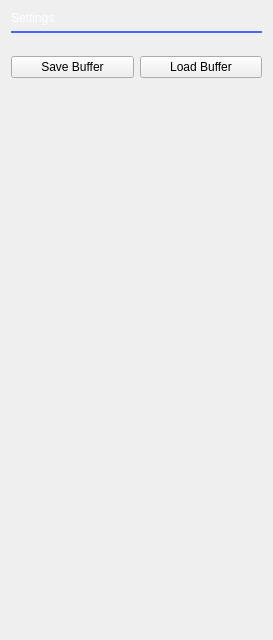
analogdevicesinc/scopy, file ui/pg_settings.ui: the form before one commit.
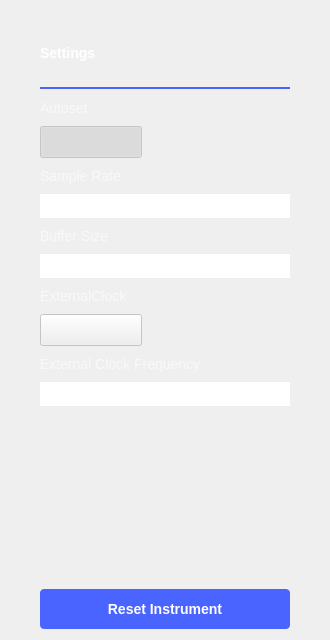
The form after the commit. Icons and pictures are not drawn.

Commit message:
PatternGenerator - implemented PG settings panel
PatternGenerator general settings panel contains samplerate/buffer size
information as well as a reset instrument to defaults button.

The edit to the form file:
```diff
--- a/ui/pg_settings.ui
+++ b/ui/pg_settings.ui
@@ -6,14 +6,118 @@
    <rect>
     <x>0</x>
     <y>0</y>
-    <width>273</width>
+    <width>330</width>
     <height>640</height>
    </rect>
   </property>
   <property name="windowTitle">
    <string>Form</string>
   </property>
+  <property name="styleSheet">
+   <string notr="true">QLineEdit
+{
+  font-family: Arial;
+  font-size: 18px;
+  line-height: 21px;
+  color: #FFFFFF;
+  border: 0px;
+  border-bottom: 1px solid rgba(255,255,255,100);
+}
+
+QLineEdit:disabled
+{
+  color: rgb(85, 85, 85);
+}
+
+QFrame
+{
+height: 1px;
+color: rgba(255,255,255,25);
+}
+
+QComboBox
+{
+  height: 19px;
+  border: 0px;
+  border-bottom: 1px solid rgba(255, 255, 255, 102);
+  font-family: ArialMT;
+  font-size: 18px;
+  font-weight: normal;
+  font-style: normal;
+  text-align: left;
+  color: #ffffff;
+}
+
+QLabel
+{
+width: 68.2px;
+height: 16.46px;
+font-family: Arial;
+font-size: 14px;
+line-height: 16px;
+color: rgba(255,255,255,150);
+}
+
+QLabel:disabled
+{
+  color: rgb(85, 85, 85);
+}
+
+QComboBox::drop-down
+{
+  subcontrol-position: center right;
+  width: 10px;
+  height: 6px;
+  border-image: url(:/icons/sba_cmb_box_arrow.svg);
+  font-family: ArialMT;
+  font-size: 16px;
+  font-weight: normal;
+  font-style: normal;
+  text-align: left;
+}
+
+QComboBox QAbstractItemView {
+  border: 0px;
+  selection-background-color: rgba(25, 25, 25);
+  outline: 0px;
+  /*background:black;*/
+ padding: 1px 0px 1px 3px; /*This makes text colour work*/
+}
+QComboBox:disabled
+{
+  color: rgb(85, 85, 85);
+}
+
+/* Color of the selected list item. */
+QComboBox::item:selected {
+  font-family: ArialMT;
+  font-size: 18px;
+  font-weight: normal;
+  font-style: normal;
+  text-align: left;
+  color: #ffffff;
+  border-bottom: 0px solid rgba(255, 255, 255, 102);
+ 
+}
+/* Indicator will shine through the label text if you don't make it hidden. */
+QComboBox::indicator{
+    background-color:transparent;
+    selection-background-color:transparent;
+    color:transparent;
+    selection-color:transparent;
+}
+</string>
+  </property>
   <layout class="QGridLayout" name="gridLayout_2">
+   <property name="leftMargin">
+    <number>40</number>
+   </property>
+   <property name="topMargin">
+    <number>45</number>
+   </property>
+   <property name="rightMargin">
+    <number>40</number>
+   </property>
    <item row="0" column="0">
     <widget class="QLabel" name="settings_label">
      <property name="sizePolicy">
@@ -120,8 +224,13 @@
       </palette>
      </property>
      <property name="styleSheet">
-      <string notr="true">QLabel {
-	color: white;
+      <string notr="true">QLabel
+{
+font-family: Arial;
+font-size: 14px;
+font-weight: bold;
+line-height: 16px;
+color: #FFFFFF;
 }</string>
      </property>
      <property name="midLineWidth">
@@ -136,60 +245,159 @@
     </widget>
    </item>
    <item row="2" column="0">
-    <widget class="QWidget" name="verticalWidget_4" native="true">
-     <property name="minimumSize">
-      <size>
-       <width>0</width>
-       <height>0</height>
-      </size>
+    <layout class="QVBoxLayout" name="verticalLayout">
+     <property name="spacing">
+      <number>10</number>
      </property>
-     <layout class="QVBoxLayout" name="verticalLayout_5">
-      <property name="spacing">
-       <number>1</number>
-      </property>
-      <property name="leftMargin">
-       <number>0</number>
-      </property>
-      <property name="topMargin">
-       <number>0</number>
-      </property>
-      <property name="rightMargin">
-       <number>0</number>
-      </property>
-      <property name="bottomMargin">
-       <number>0</number>
-      </property>
-      <item>
-       <widget class="QWidget" name="verticalWidget_3" native="true">
-        <property name="minimumSize">
-         <size>
-          <width>0</width>
-          <height>0</height>
-         </size>
-        </property>
-        <layout class="QVBoxLayout" name="verticalLayout_4">
-         <property name="spacing">
-          <number>1</number>
-         </property>
-         <property name="leftMargin">
-          <number>0</number>
-         </property>
-         <property name="topMargin">
-          <number>0</number>
-         </property>
-         <property name="rightMargin">
-          <number>0</number>
-         </property>
-         <property name="bottomMargin">
-          <number>0</number>
-         </property>
-        </layout>
-       </widget>
-      </item>
-     </layout>
-    </widget>
+     <property name="topMargin">
+      <number>20</number>
+     </property>
+     <item>
+      <widget class="Line" name="line">
+       <property name="styleSheet">
+        <string notr="true">QFrame { color:  rgb(73, 99, 255); }</string>
+       </property>
+       <property name="frameShadow">
+        <enum>QFrame::Plain</enum>
+       </property>
+       <property name="lineWidth">
+        <number>2</number>
+       </property>
+       <property name="orientation">
+        <enum>Qt::Horizontal</enum>
+       </property>
+      </widget>
+     </item>
+     <item>
+      <widget class="QLabel" name="label_3">
+       <property name="text">
+        <string>Autoset</string>
+       </property>
+      </widget>
+     </item>
+     <item>
+      <widget class="QPushButton" name="PB_Autoset">
+       <property name="enabled">
+        <bool>false</bool>
+       </property>
+       <property name="styleSheet">
+        <string notr="true">QPushButton {
+  min-height: 30px;
+  max-height: 30px;
+  min-width: 100px;
+  max-width: 100px;
+}
+
+QPushButton:checked {
+  border-image: url(:/icons/switch_on.png);
+}
+QPushButton:!checked {
+  border-image: url(:/icons/switch_off.png);
+}
+
+QPushButton:checked:disabled {
+  border-image: url(:/icons/switch_on_disabled.png);
+}
+QPushButton:!checked:disabled {
+  border-image: url(:/icons/switch_off_disabled.png);
+}
+</string>
+       </property>
+       <property name="text">
+        <string/>
+       </property>
+       <property name="checkable">
+        <bool>true</bool>
+       </property>
+       <property name="checked">
+        <bool>true</bool>
+       </property>
+      </widget>
+     </item>
+     <item>
+      <widget class="QLabel" name="label">
+       <property name="text">
+        <string>Sample Rate</string>
+       </property>
+      </widget>
+     </item>
+     <item>
+      <widget class="QLineEdit" name="LE_SampleRate">
+       <property name="enabled">
+        <bool>false</bool>
+       </property>
+      </widget>
+     </item>
+     <item>
+      <widget class="QLabel" name="label_2">
+       <property name="text">
+        <string>Buffer Size</string>
+       </property>
+      </widget>
+     </item>
+     <item>
+      <widget class="QLineEdit" name="LE_BufferSize">
+       <property name="enabled">
+        <bool>false</bool>
+       </property>
+      </widget>
+     </item>
+     <item>
+      <widget class="QLabel" name="label_4">
+       <property name="text">
+        <string>ExternalClock</string>
+       </property>
+      </widget>
+     </item>
+     <item>
+      <widget class="QPushButton" name="PB_ExtClock">
+       <property name="enabled">
+        <bool>false</bool>
+       </property>
+       <property name="styleSheet">
+        <string notr="true">QPushButton {
+  min-height: 30px;
+  max-height: 30px;
+  min-width: 100px;
+  max-width: 100px;
+}
+
+QPushButton:checked {
+  border-image: url(:/icons/switch_on.png);
+}
+QPushButton:!checked {
+  border-image: url(:/icons/switch_off.png);
+}
+
+QPushButton:checked:disabled {
+  border-image: url(:/icons/switch_on_disabled.png);
+}
+QPushButton:!checked:disabled {
+  border-image: url(:/icons/switch_off_disabled.png);
+}
+</string>
+       </property>
+       <property name="text">
+        <string/>
+       </property>
+       <property name="checkable">
+        <bool>true</bool>
+       </property>
+      </widget>
+     </item>
+     <item>
+      <widget class="QLabel" name="label_5">
+       <property name="text">
+        <string>External Clock Frequency</string>
+       </property>
+      </widget>
+     </item>
+     <item>
+      <widget class="QLineEdit" name="lineEdit"/>
+     </item>
+    </layout>
    </item>
-   <item row="14" column="0">
+   <item row="12" column="0">
     <spacer name="verticalSpacer">
      <property name="orientation">
       <enum>Qt::Vertical</enum>
@@ -202,43 +410,24 @@
      </property>
     </spacer>
    </item>
-   <item row="1" column="0">
-    <widget class="Line" name="line">
+   <item row="13" column="0">
+    <widget class="QPushButton" name="PB_Reset">
      <property name="styleSheet">
-      <string notr="true">QFrame { color:  rgb(73, 99, 255); }</string>
+      <string notr="true">height:40px;
+background-color: #4A64FF;
+border-radius: 4px;
+
+font-family: Arial;
+font-size: 14px;
+font-weight: bold;
+line-height: 16px;
+color: #FFFFFF;</string>
      </property>
-     <property name="frameShadow">
-      <enum>QFrame::Plain</enum>
-     </property>
-     <property name="lineWidth">
-      <number>2</number>
-     </property>
-     <property name="orientation">
-      <enum>Qt::Horizontal</enum>
+     <property name="text">
+      <string>Reset Instrument</string>
      </property>
     </widget>
    </item>
-   <item row="8" column="0">
-    <layout class="QHBoxLayout" name="horizontalLayout_4">
-     <property name="topMargin">
-      <number>10</number>
-     </property>
-     <item>
-      <widget class="QPushButton" name="save_PB">
-       <property name="text">
-        <string>Save Buffer</string>
-       </property>
-      </widget>
-     </item>
-     <item>
-      <widget class="QPushButton" name="load_PB">
-       <property name="text">
-        <string>Load Buffer</string>
-       </property>
-      </widget>
-     </item>
-    </layout>
-   </item>
   </layout>
  </widget>
  <resources/>
```
The commit also changes 5 other files.
